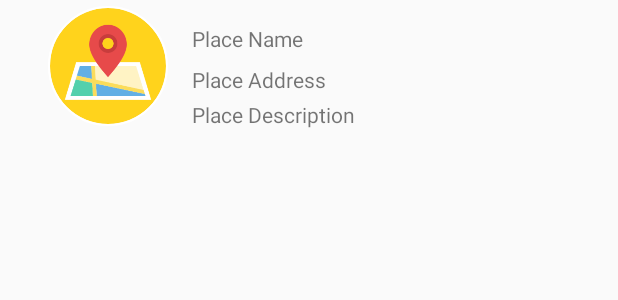
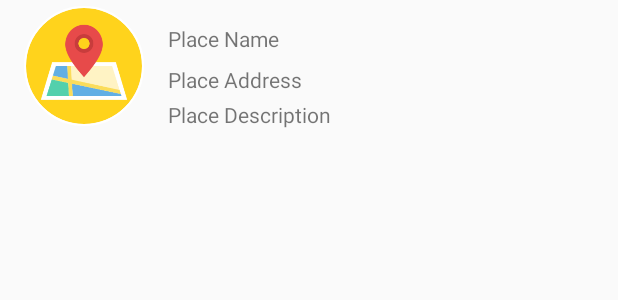
Before and after one commit to trongitnlu/MyPlaceApp, an Android app: the layout item_place.xml on its own in the app's theme, with its tools: preview values and no code run, on a phone screen of 412 x 824 dp. Shown: the top 300 px of the screen. Run offline under Robolectric (Android 15) with nearby library versions, the phone set to English and light mode, and no system bars.

```diff
--- a/app/src/main/java/com/android/nvtrong/myplace/activity/HomeFragment.java
+++ b/app/src/main/java/com/android/nvtrong/myplace/activity/HomeFragment.java
@@ -313,9 +313,9 @@ public class HomeFragment extends Fragment implements OnMapReadyCallback, Google
         SupportMapFragment mapFragment = (SupportMapFragment) getChildFragmentManager()
                 .findFragmentById(R.id.map);
         if(mapFragment==null){
-            Toast.makeText(getActivity(), "Null", Toast.LENGTH_SHORT).show();
+            Toast.makeText(getActivity(), "Map fail!", Toast.LENGTH_SHORT).show();
         }else{
-            Toast.makeText(getActivity(), "K null", Toast.LENGTH_SHORT).show();
+            Toast.makeText(getActivity(), "Map OK !", Toast.LENGTH_SHORT).show();
             mapFragment.getMapAsync(this);
         }
     }
--- a/app/src/main/res/layout/item_place.xml
+++ b/app/src/main/res/layout/item_place.xml
@@ -9,7 +9,7 @@
         android:id="@+id/imageItemPlace"
         android:layout_width="80dp"
         android:layout_height="80dp"
-        android:layout_marginStart="32dp"
+        android:layout_marginStart="16dp"
         android:layout_marginTop="4dp"
         android:src="@drawable/logo"
         app:civ_border_color="@color/colorWhite"
@@ -47,5 +47,24 @@
         app:layout_constraintStart_toEndOf="@+id/imageItemPlace"
         app:layout_constraintTop_toBottomOf="@+id/textViewItemPlaceAddress" />
 
+    <ImageButton
+        android:focusable="false"
+        android:focusableInTouchMode="false"
+        android:descendantFocusability="blocksDescendants"
+        android:visibility="gone"
+        android:id="@+id/btn_removePlace"
+        android:layout_width="26dp"
+        android:layout_height="26dp"
+        android:layout_marginEnd="8dp"
+        android:layout_marginStart="8dp"
+        android:layout_marginTop="4dp"
+        android:background="@android:color/transparent"
+        android:scaleType="fitCenter"
+        android:src="@drawable/ic_remove"
+        app:layout_constraintEnd_toEndOf="parent"
+        app:layout_constraintHorizontal_bias="1.0"
+        app:layout_constraintStart_toEndOf="@+id/textViewItemPlaceName"
+        app:layout_constraintTop_toTopOf="parent" />
+
 
 </android.support.constraint.ConstraintLayout>
```
Also changed, not shown: app/src/main/java/com/android/nvtrong/myplace/activity/PlaceActivity.java (+8 -8 lines), app/src/main/java/com/android/nvtrong/myplace/activity/SaveFragment.java (+10 -1 lines), app/src/main/java/com/android/nvtrong/myplace/adapter/PlaceAdapter.java (+30 -4 lines).
